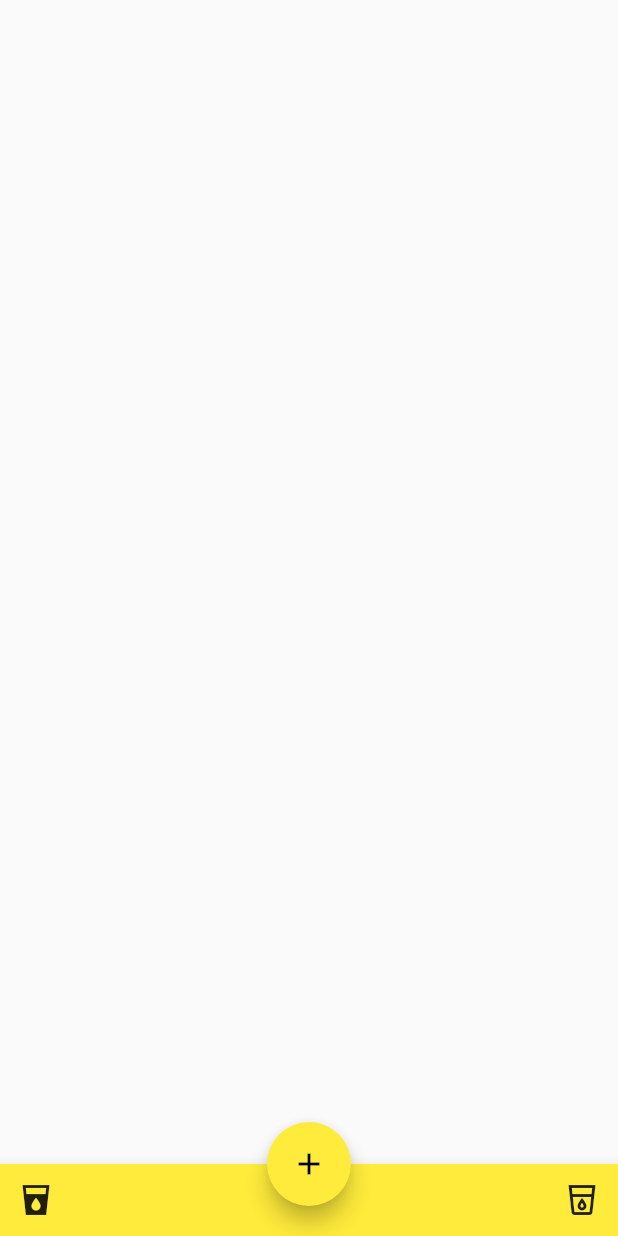
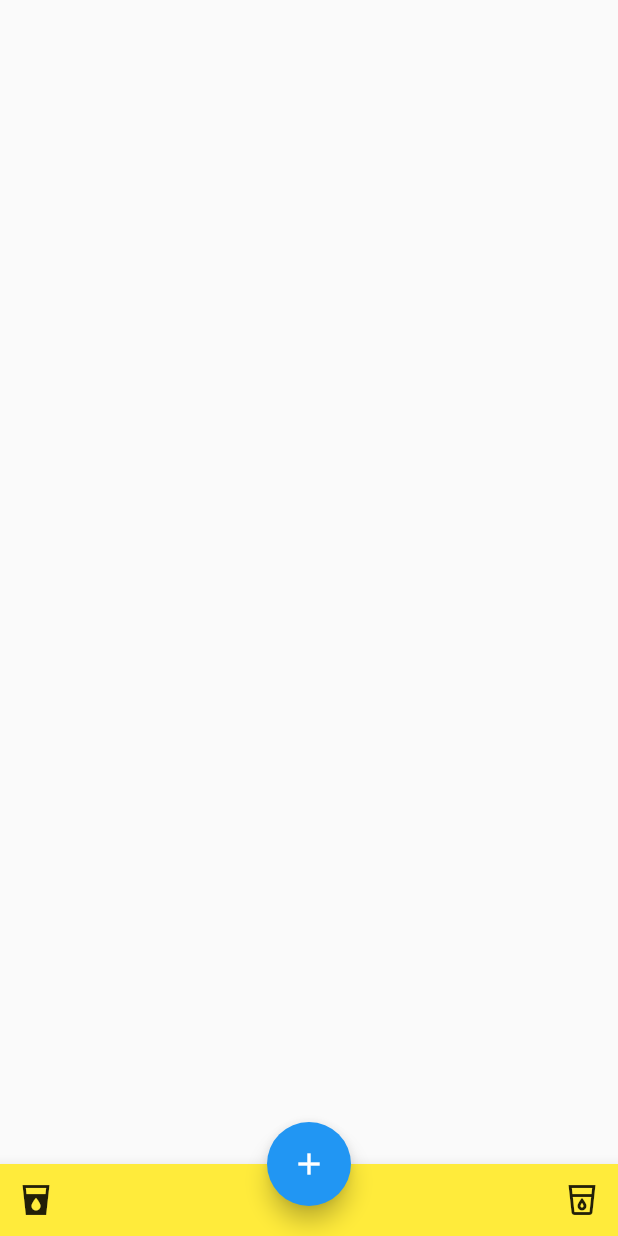
Before and after one commit to chaosfreak93/drink_tracker, a Flutter app: the screen it shows after launch, on a phone screen of 412 x 824 dp. Run offline on Flutter 3.47's test engine with Material 2 defaults, Android fonts, the light colour scheme and no system bars.

Commit message:
Changed Color Palette

```diff
--- a/lib/main.dart
+++ b/lib/main.dart
@@ -22,7 +22,7 @@ class DrinkTracker extends StatelessWidget {
         // or simply save your changes to "hot reload" in a Flutter IDE).
         // Notice that the counter didn't reset back to zero; the application
         // is not restarted.
-        primarySwatch: Colors.yellow,
+        primarySwatch: Colors.blue,
       ),
       home: const DrinkList(),
     );
```
